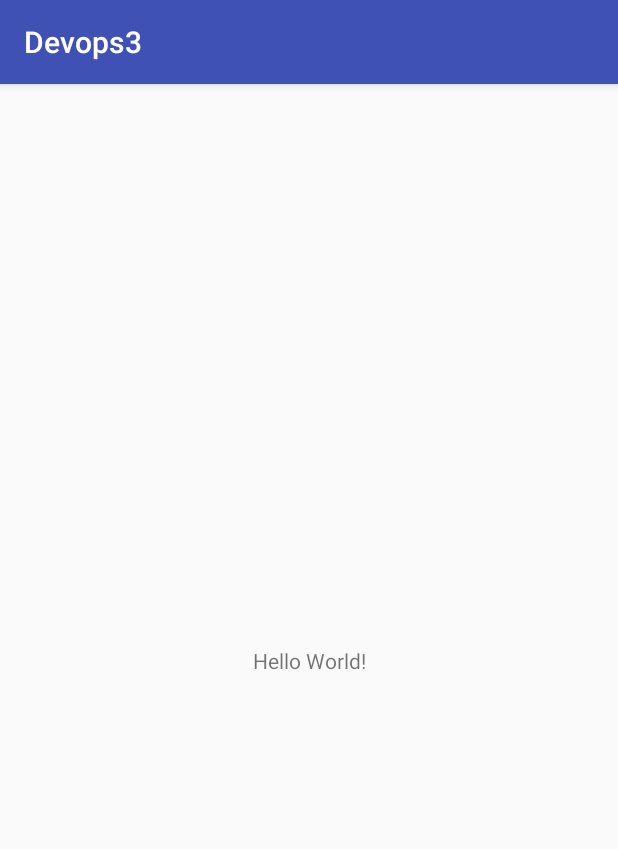
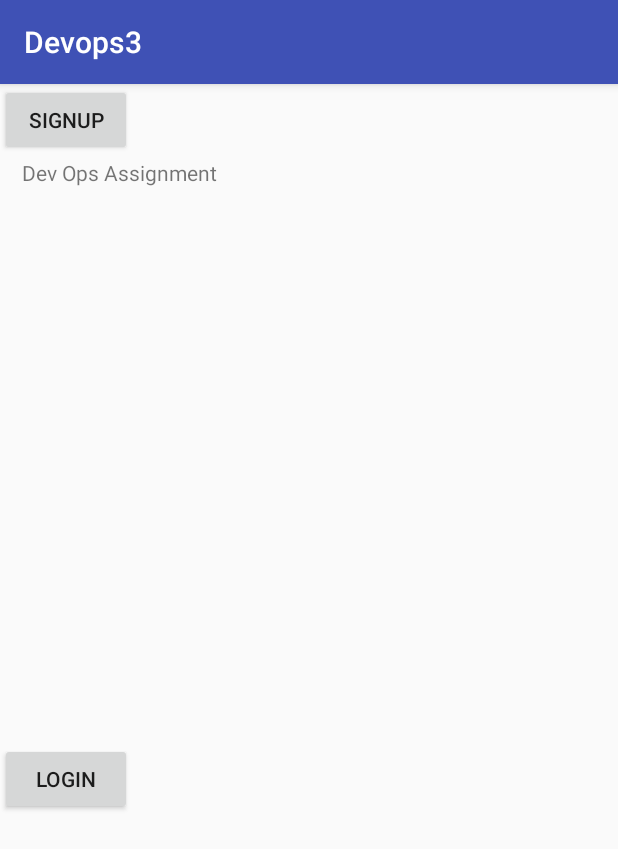
Before and after one commit to natashabishop57/Devops3, an Android app: the screen it shows after launch (MainActivity), on a phone screen of 412 x 824 dp. Shown: the top 849 px of the screen. Run offline under Robolectric (Android 15) with nearby library versions, the phone set to English and light mode, and no system bars.

Commit message:
assignment devops

```diff
--- a/app/src/main/res/layout/activity_main.xml
+++ b/app/src/main/res/layout/activity_main.xml
@@ -9,10 +9,32 @@
     <TextView
         android:layout_width="wrap_content"
         android:layout_height="wrap_content"
-        android:text="Hello World!"
+        android:text="Dev Ops Assignment"
         app:layout_constraintBottom_toBottomOf="parent"
+        app:layout_constraintHorizontal_bias="0.051"
         app:layout_constraintLeft_toLeftOf="parent"
         app:layout_constraintRight_toRightOf="parent"
-        app:layout_constraintTop_toTopOf="parent" />
+        app:layout_constraintTop_toTopOf="parent"
+        app:layout_constraintVertical_bias="0.066" />
+
+    <Button
+        android:id="@+id/button"
+        android:layout_width="wrap_content"
+        android:layout_height="wrap_content"
+        android:layout_marginBottom="8dp"
+        android:layout_marginTop="8dp"
+        android:text="Login"
+        app:layout_constraintBottom_toBottomOf="parent"
+        app:layout_constraintTop_toTopOf="parent"
+        app:layout_constraintVertical_bias="0.613"
+        tools:layout_editor_absoluteX="16dp" />
+
+    <Button
+        android:id="@+id/button2"
+        android:layout_width="wrap_content"
+        android:layout_height="wrap_content"
+        android:text="Signup"
+        tools:layout_editor_absoluteX="16dp"
+        tools:layout_editor_absoluteY="374dp" />
 
 </android.support.constraint.ConstraintLayout>
```
